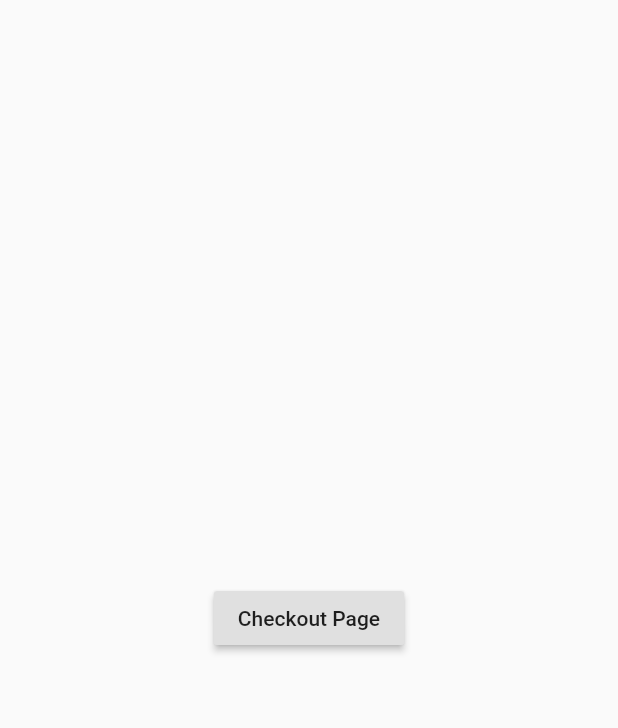
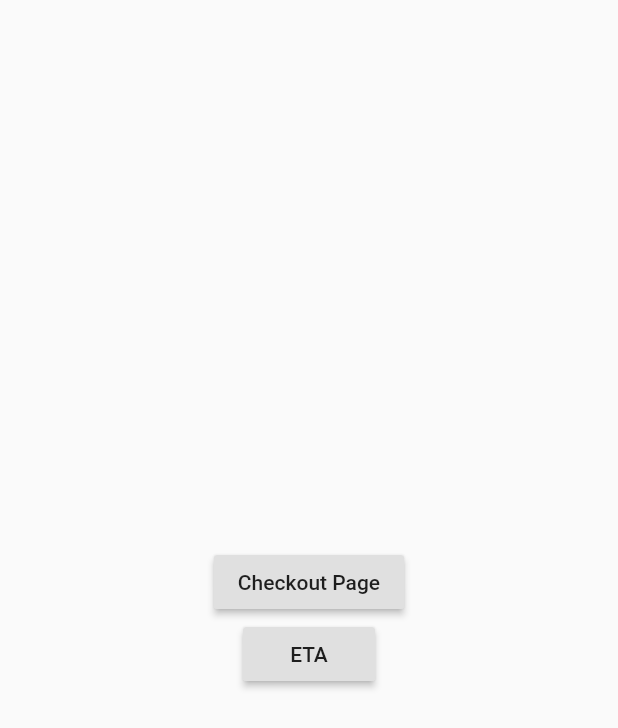
Before and after one commit to cBarbosa/megahack-30, a Flutter app: the HomePage screen opened directly, on a phone screen of 412 x 824 dp. Shown: the top 728 px of the screen. Run offline on Flutter 3.47's test engine with Material 2 defaults, Android fonts, the phone set to English and light mode, and no system bars; our stand-ins replace dio, flutter_mobx, geolocator, google_sign_in, mobx, shared_preferences; missing offline and left inert: flutter_auth_buttons, flutter_facebook_login, mercado_pago_mobile_checkout; accounts and stored records are empty; generated files the repository leaves out were written again.

Commit message:
Geo Locator - ETA

```diff
--- a/meally_app/lib/main.dart
+++ b/meally_app/lib/main.dart
@@ -1,6 +1,7 @@
 import 'package:flutter/material.dart';
 import 'package:google_sign_in/google_sign_in.dart';
 import 'package:meally_app/controllers/checkout_controller.dart';
+import 'package:meally_app/controllers/location_controller.dart';
 import 'package:meally_app/pages/login_page.dart';
 import 'package:provider/provider.dart';
 
@@ -22,6 +23,9 @@ class MyApp extends StatelessWidget {
         Provider<ControllerCheckout>(
           create: (_) => ControllerCheckout(),
         ),
+        Provider<ControllerLocation>(
+          create: (_) => ControllerLocation(),
+        ),
       ],
       child: MaterialApp(
         debugShowCheckedModeBanner: false,
--- a/meally_app/lib/pages/home_page.dart
+++ b/meally_app/lib/pages/home_page.dart
@@ -1,6 +1,7 @@
 import 'package:flutter/material.dart';
 import 'package:flutter_mobx/flutter_mobx.dart';
 import 'package:meally_app/controllers/checkout_controller.dart';
+import 'package:meally_app/controllers/location_controller.dart';
 import 'package:meally_app/controllers/login_controller.dart';
 import 'package:meally_app/models/product.dart';
 import 'package:provider/provider.dart';
@@ -18,6 +19,8 @@ class _HomePageState extends State<HomePage> {
     ControllerCheckout controllerCheckout =
         Provider.of<ControllerCheckout>(context);
     ControllerLogin controllerLogin = Provider.of<ControllerLogin>(context);
+    ControllerLocation controllerLocation =
+        Provider.of<ControllerLocation>(context);
 
     return Scaffold(
       body: Column(
@@ -34,6 +37,33 @@ class _HomePageState extends State<HomePage> {
               },
             ),
           ),
+          Center(
+            child: RaisedButton(
+              child: Text("ETA"),
+              onPressed: () {
+                controllerLocation.calculateETA("-15.943175,-48.266988");
+              },
+            ),
+          ),
+          Observer(
+            builder: (_) {
+              return controllerLocation.distance.isNotEmpty &&
+                      controllerLocation.distance.isNotEmpty
+                  ? Row(
+                      crossAxisAlignment: CrossAxisAlignment.center,
+                      mainAxisAlignment: MainAxisAlignment.spaceAround,
+                      children: <Widget>[
+                        Center(
+                          child: Text(controllerLocation.distance),
+                        ),
+                        Center(
+                          child: Text(controllerLocation.duration),
+                        ),
+                      ],
+                    )
+                  : Center();
+            },
+          ),
         ],
       ),
     );
--- a/meally_app/pubspec.yaml
+++ b/meally_app/pubspec.yaml
@@ -39,6 +39,8 @@ dependencies:
   shared_preferences: ^0.5.7+3
   flutter_facebook_login: ^3.0.0
   mercado_pago_mobile_checkout: ^0.0.2
+  geolocator: ^5.3.2+2
+
 
 
 
```
Also changed, not shown: meally_app/lib/controllers/location_controller.dart (added, +74 -0 lines), meally_app/lib/controllers/location_controller.g.dart (added), meally_app/pubspec.lock, 1 other file.
